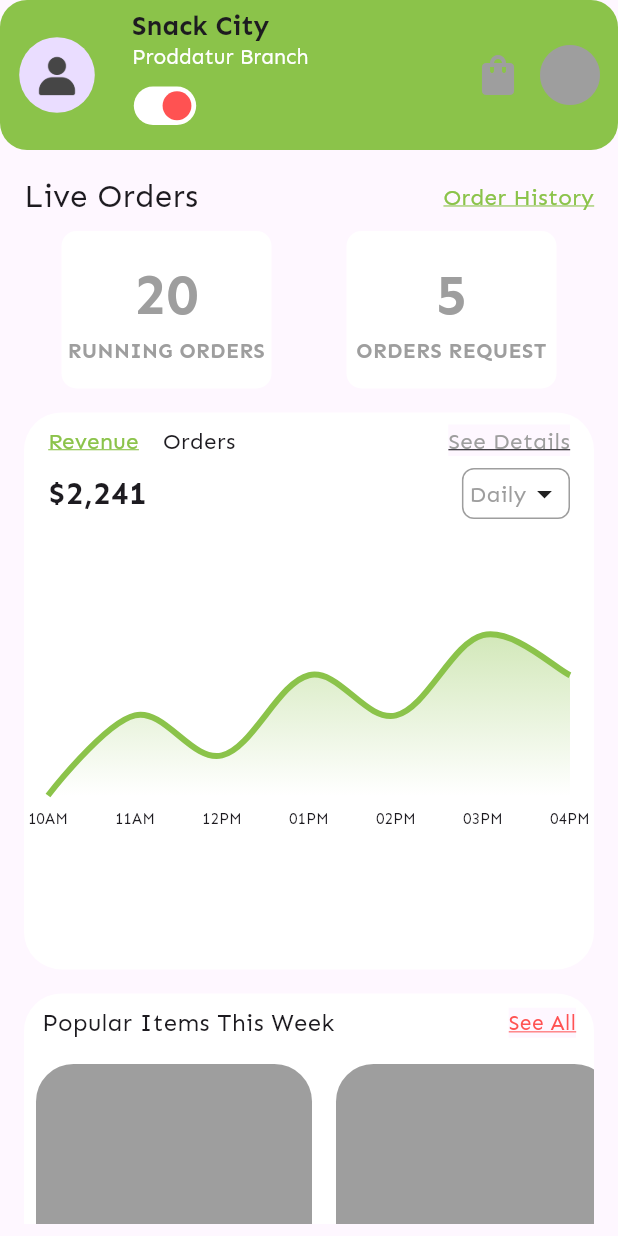
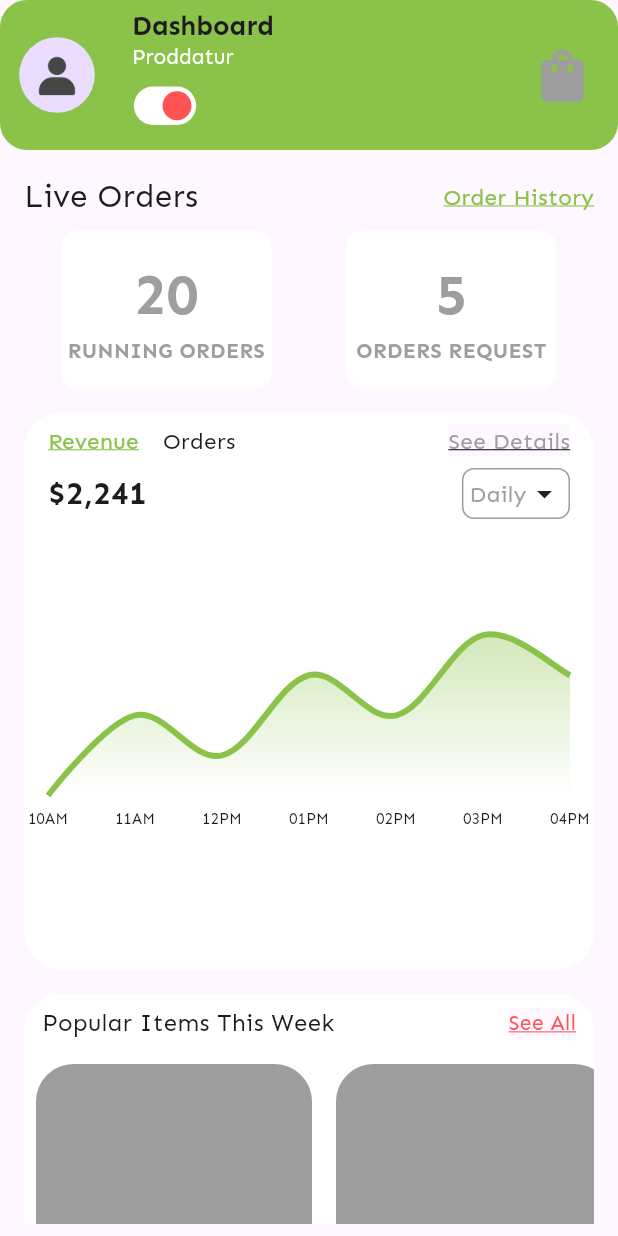
Before and after one commit to nicolas-ferrada/restaurant_dashboard_ui, a Flutter app: the screen it shows after launch, on a phone screen of 412 x 824 dp. Run offline on Flutter 3.47's test engine with Material 2 defaults, Android fonts, the phone set to English and light mode, and no system bars; drawn by our look-alikes of fl_chart.

Commit message:
refactor appbar
remove circle icon
modify text title and subtitle

```diff
--- a/lib/presentation/widgets/custom_app_bar.dart
+++ b/lib/presentation/widgets/custom_app_bar.dart
@@ -47,7 +47,7 @@ class CustomAppBar extends StatelessWidget implements PreferredSizeWidget {
         children: [
           // Title
           const Text(
-            'Snack City',
+            'Dashboard',
             style: TextStyle(
               fontSize: 18,
               fontWeight: FontWeight.bold,
@@ -55,7 +55,7 @@ class CustomAppBar extends StatelessWidget implements PreferredSizeWidget {
           ),
           // Subtitle
           const Text(
-            'Proddatur Branch',
+            'Proddatur',
             style: TextStyle(
               fontSize: 14,
               color: AppColor.white,
@@ -80,12 +80,9 @@ class CustomAppBar extends StatelessWidget implements PreferredSizeWidget {
   List<Widget> get actions {
     return const [
       // Shopping
-      Icon(Icons.shopping_bag, size: 32, color: AppColor.grey),
-
-      // Circle
       Padding(
-        padding: EdgeInsets.symmetric(horizontal: 8),
-        child: Icon(Icons.circle, size: 48, color: AppColor.grey),
+        padding: EdgeInsets.only(right: 16),
+        child: Icon(Icons.shopping_bag, size: 42, color: AppColor.grey),
       ),
     ];
   }
```
